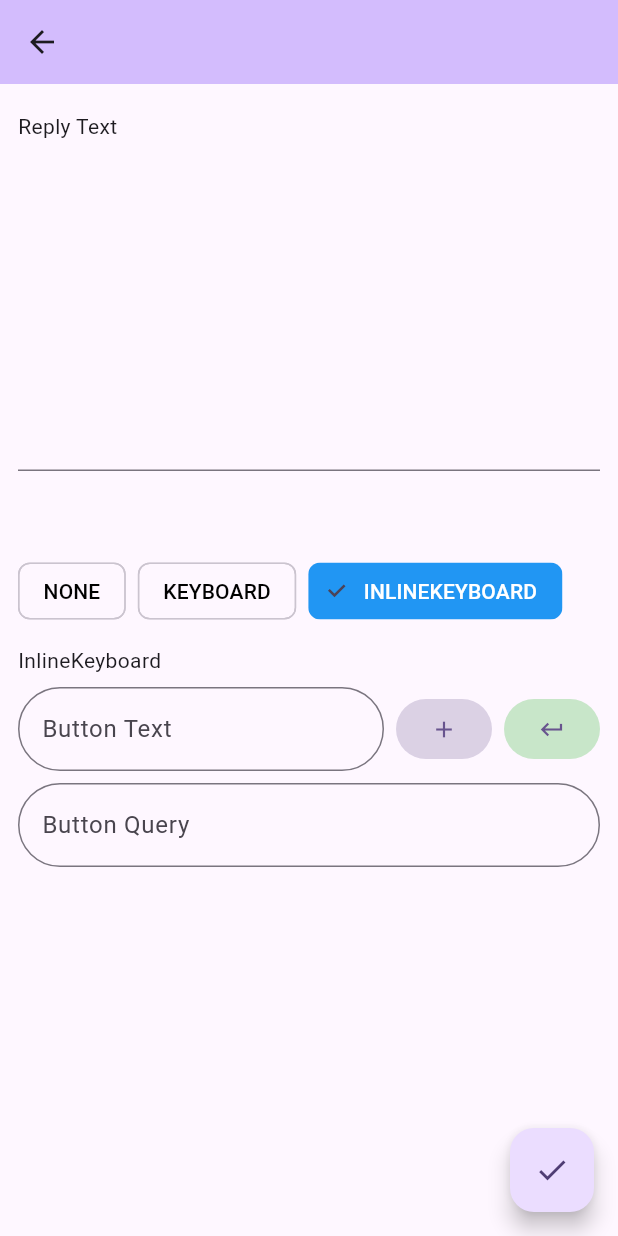
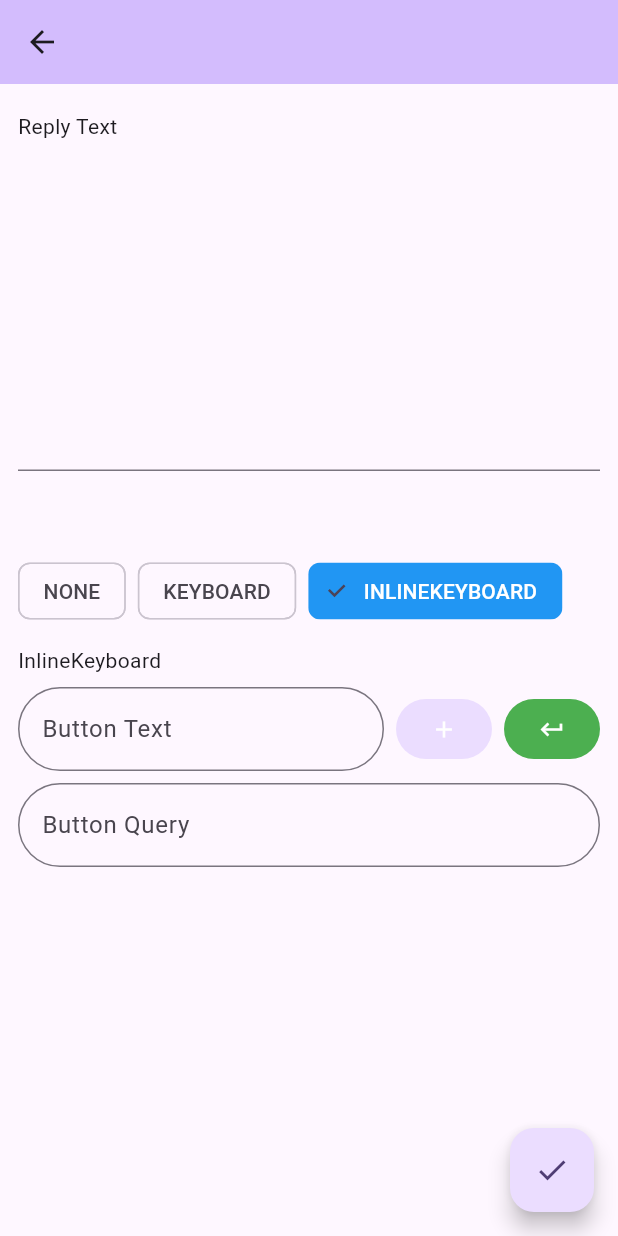
Before and after one commit to hayyaun/bottogram, a Flutter app: the ActPage screen opened directly with empty values, after a tap on "KEYBOARD", after a tap on "INLINEKEYBOARD", on a phone screen of 412 x 824 dp. Run offline on Flutter 3.47's test engine with Material 3 defaults, Android fonts, the phone set to English and light mode, and no system bars; our stand-ins replace flutter_bloc, hive, hive_flutter; missing offline and left inert: televerse; accounts and stored records are empty.

Commit message:
instant add events, add icon

```diff
--- a/lib/main.dart
+++ b/lib/main.dart
@@ -43,6 +43,7 @@ class MyApp extends StatelessWidget {
         theme: ThemeData(
           colorScheme: ColorScheme.fromSeed(seedColor: Colors.deepPurple),
         ),
+        darkTheme: ThemeData.dark(),
         home: const HomePage(title: 'Bottogram'),
       ),
     );
--- a/lib/pages/act.dart
+++ b/lib/pages/act.dart
@@ -103,9 +103,7 @@ class _ActPageState extends State<ActPage> {
                 selected: selected,
                 onSelected: (_) => selectOption(option),
                 selectedColor: Colors.blue,
-                labelStyle: TextStyle(
-                  color: selected ? Colors.white : Colors.black,
-                ),
+                labelStyle: TextStyle(color: selected ? Colors.white : null),
               );
             }).toList(),
       ),
--- a/lib/pages/bot.dart
+++ b/lib/pages/bot.dart
@@ -69,7 +69,8 @@ class _BotPageState extends State<BotPage> {
                 final events = widget.bot.events;
                 // TODO error msg duplicate
                 if (events.any((ev) => ev.query == query)) return;
-                widget.bot.events.add(VirtEvent(query: query, type: type));
+                final ev = VirtEvent(query: query, type: type);
+                widget.bot.addEvent(ev);
                 context.read<BotsCubit>().update();
                 Navigator.of(context).pop(); // Close the dialog
               },
--- a/lib/units/virt_bot.dart
+++ b/lib/units/virt_bot.dart
@@ -48,4 +48,9 @@ class VirtBot extends HiveObject {
       await start();
     }
   }
+
+  void addEvent(VirtEvent ev) {
+    events.add(ev); // push
+    ev.add(bot); // listen event
+  }
 }
--- a/lib/widgets/inline_keyboard_editor.dart
+++ b/lib/widgets/inline_keyboard_editor.dart
@@ -42,11 +42,9 @@ class _KeyboardState extends State<InlineKeyboardEditor> {
                       setState(() {});
                     },
                     style: ButtonStyle(
-                      backgroundColor: WidgetStatePropertyAll(
-                        Colors.blue.shade100,
-                      ),
+                      backgroundColor: WidgetStatePropertyAll(Colors.blue),
                     ),
-                    child: Text(btn.key),
+                    child: Text(btn.key, style: TextStyle(color: Colors.white)),
                   ),
                 ),
             ],
@@ -56,7 +54,7 @@ class _KeyboardState extends State<InlineKeyboardEditor> {
   }
 
   Widget buildKeyboardItemAdd() {
-    final primary = Theme.of(context).primaryColor;
+    final primary = Theme.of(context).colorScheme.primaryContainer;
     return Column(
       crossAxisAlignment: CrossAxisAlignment.stretch,
       spacing: 8,
@@ -87,9 +85,9 @@ class _KeyboardState extends State<InlineKeyboardEditor> {
                 setState(() {});
               },
               style: ButtonStyle(
-                backgroundColor: WidgetStatePropertyAll(primary.withAlpha(60)),
+                backgroundColor: WidgetStatePropertyAll(primary),
               ),
-              child: Icon(Icons.add),
+              child: Icon(Icons.add, color: Colors.white),
             ),
             TextButton(
               onPressed: () {
@@ -99,9 +97,9 @@ class _KeyboardState extends State<InlineKeyboardEditor> {
                 setState(() {});
               },
               style: ButtonStyle(
-                backgroundColor: WidgetStatePropertyAll(Colors.green.shade100),
+                backgroundColor: WidgetStatePropertyAll(Colors.green),
               ),
-              child: Icon(Icons.keyboard_return),
+              child: Icon(Icons.keyboard_return, color: Colors.white),
             ),
           ],
         ),
--- a/lib/widgets/keyboard_editor.dart
+++ b/lib/widgets/keyboard_editor.dart
@@ -41,11 +41,9 @@ class _KeyboardState extends State<KeyboardEditor> {
                       setState(() {});
                     },
                     style: ButtonStyle(
-                      backgroundColor: WidgetStatePropertyAll(
-                        Colors.blue.shade100,
-                      ),
+                      backgroundColor: WidgetStatePropertyAll(Colors.blue),
                     ),
-                    child: Text(btn),
+                    child: Text(btn, style: TextStyle(color: Colors.white)),
                   ),
                 ),
             ],
@@ -55,7 +53,7 @@ class _KeyboardState extends State<KeyboardEditor> {
   }
 
   Widget buildKeyboardItemAdd() {
-    final primary = Theme.of(context).primaryColor;
+    final primary = Theme.of(context).colorScheme.primaryContainer;
     return Row(
       spacing: 8,
       children: [
@@ -78,10 +76,8 @@ class _KeyboardState extends State<KeyboardEditor> {
             context.read<BotsCubit>().update();
             setState(() {});
           },
-          style: ButtonStyle(
-            backgroundColor: WidgetStatePropertyAll(primary.withAlpha(60)),
-          ),
-          child: Icon(Icons.add),
+          style: ButtonStyle(backgroundColor: WidgetStatePropertyAll(primary)),
+          child: Icon(Icons.add, color: Colors.white),
         ),
         TextButton(
           onPressed: () {
@@ -91,9 +87,9 @@ class _KeyboardState extends State<KeyboardEditor> {
             setState(() {});
           },
           style: ButtonStyle(
-            backgroundColor: WidgetStatePropertyAll(Colors.green.shade100),
+            backgroundColor: WidgetStatePropertyAll(Colors.green),
           ),
-          child: Icon(Icons.keyboard_return),
+          child: Icon(Icons.keyboard_return, color: Colors.white),
         ),
       ],
     );
--- a/pubspec.yaml
+++ b/pubspec.yaml
@@ -48,6 +48,7 @@ dev_dependencies:
   flutter_lints: ^5.0.0
   build_runner: ^2.4.15
   hive_generator: ^2.0.1
+  flutter_launcher_icons: ^0.14.3
 
 # For information on the generic Dart part of this file, see the
 # following page: https://dart.dev/tools/pub/pubspec
@@ -61,8 +62,7 @@ flutter:
 
   # To add assets to your application, add an assets section, like this:
   # assets:
-  #   - images/a_dot_burr.jpeg
-  #   - images/a_dot_ham.jpeg
+    # - assets/image.png
 
   # An image asset can refer to one or more resolution-specific "variants", see
   # https://flutter.dev/to/resolution-aware-images
```
Also changed, not shown: flutter_launcher_icons.yaml (added, +32 -0 lines), assets/icon/background.png (added), assets/icon/foreground.png (added), assets/icon/icon.png (added), pubspec.lock, 56 other files.
